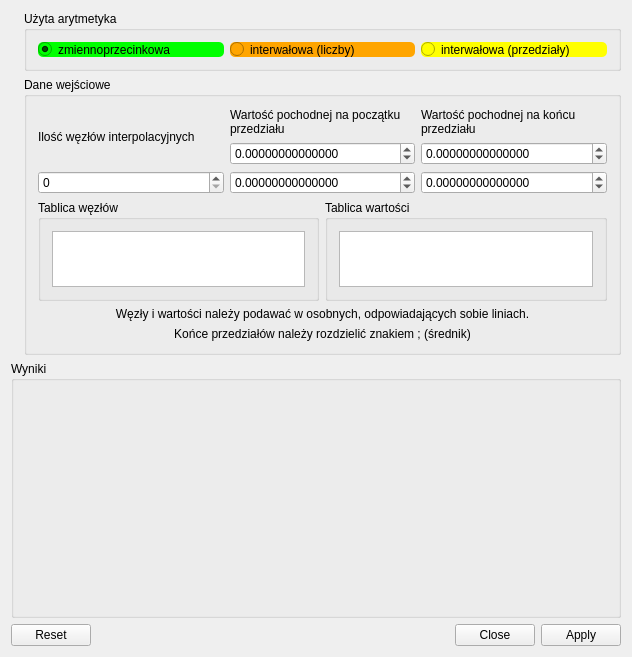
Qt form mainwindow.ui (dos1/funkcjosklejator3000) before a commit.
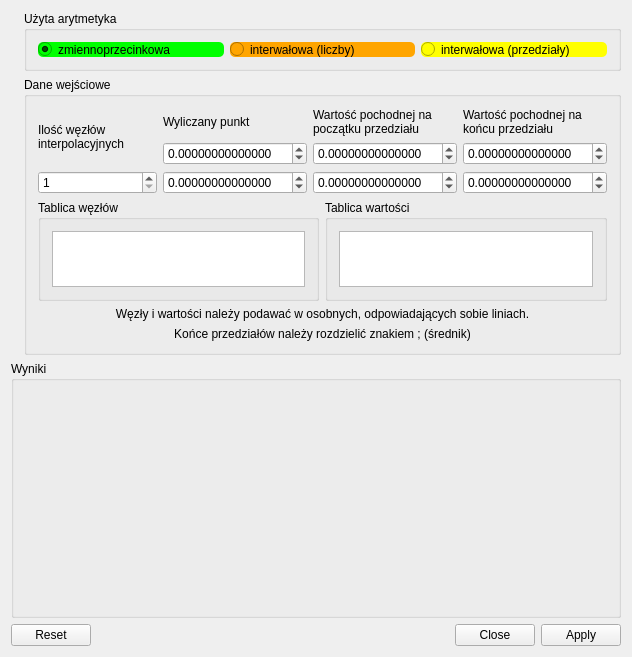
The same form after that commit. Icons and pictures are not drawn.

The edit to the form file:
```diff
--- a/mainwindow.ui
+++ b/mainwindow.ui
@@ -135,11 +135,57 @@
                </item>
                <item>
                 <widget class="QSpinBox" name="spinBox">
+                 <property name="minimum">
+                  <number>1</number>
+                 </property>
                  <property name="maximum">
                   <number>999999999</number>
                  </property>
                  <property name="value">
-                  <number>0</number>
+                  <number>1</number>
+                 </property>
+                </widget>
+               </item>
+              </layout>
+             </item>
+             <item>
+              <layout class="QVBoxLayout" name="verticalLayout_10">
+               <item>
+                <widget class="QLabel" name="label_9">
+                 <property name="text">
+                  <string>Wyliczany punkt</string>
+                 </property>
+                 <property name="wordWrap">
+                  <bool>true</bool>
+                 </property>
+                </widget>
+               </item>
+               <item>
+                <widget class="QDoubleSpinBox" name="doubleSpinBox_5">
+                 <property name="decimals">
+                  <number>14</number>
+                 </property>
+                 <property name="minimum">
+                  <double>-999999999.999999046325684</double>
+                 </property>
+                 <property name="maximum">
+                  <double>999999999.999999046325684</double>
+                 </property>
+                </widget>
+               </item>
+               <item>
+                <widget class="QDoubleSpinBox" name="doubleSpinBox_6">
+                 <property name="visible">
+                  <bool>false</bool>
+                 </property>
+                 <property name="decimals">
+                  <number>14</number>
+                 </property>
+                 <property name="minimum">
+                  <double>-999999999.999999046325684</double>
+                 </property>
+                 <property name="maximum">
+                  <double>999999999.999999046325684</double>
                  </property>
                 </widget>
                </item>
```
Left out of the diff: 27 changed lines with no effect on the pictures.
